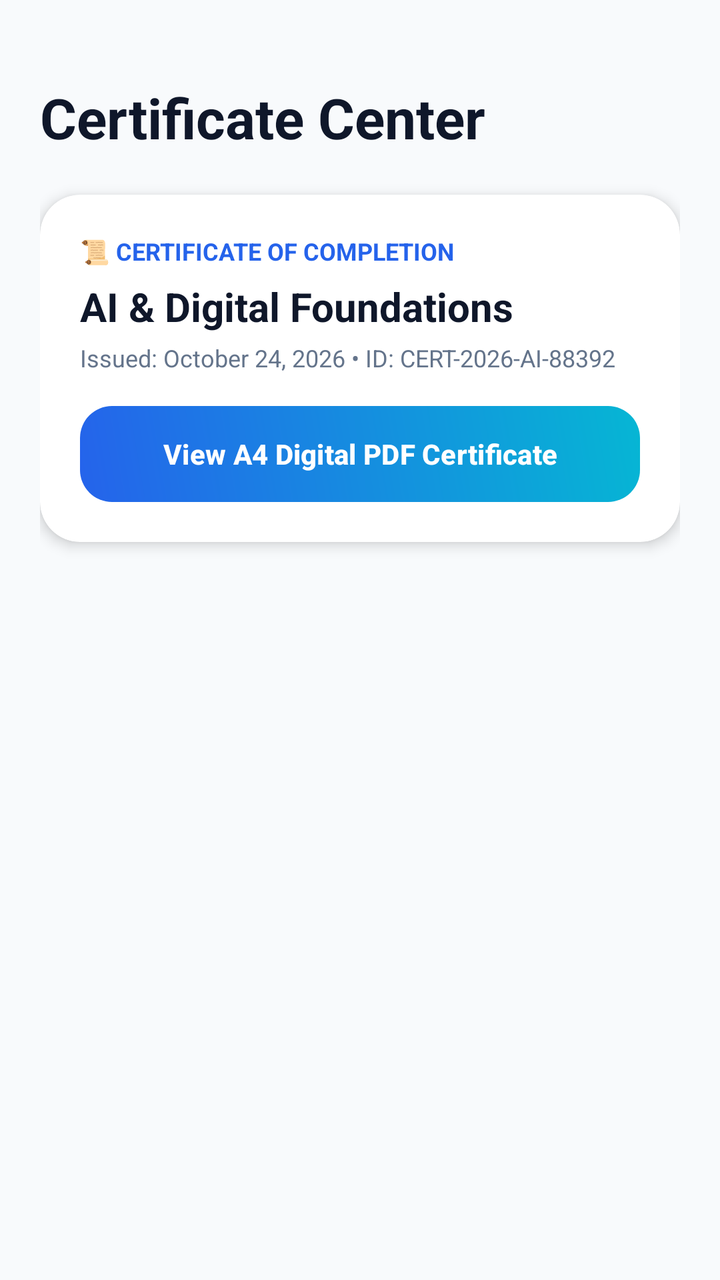
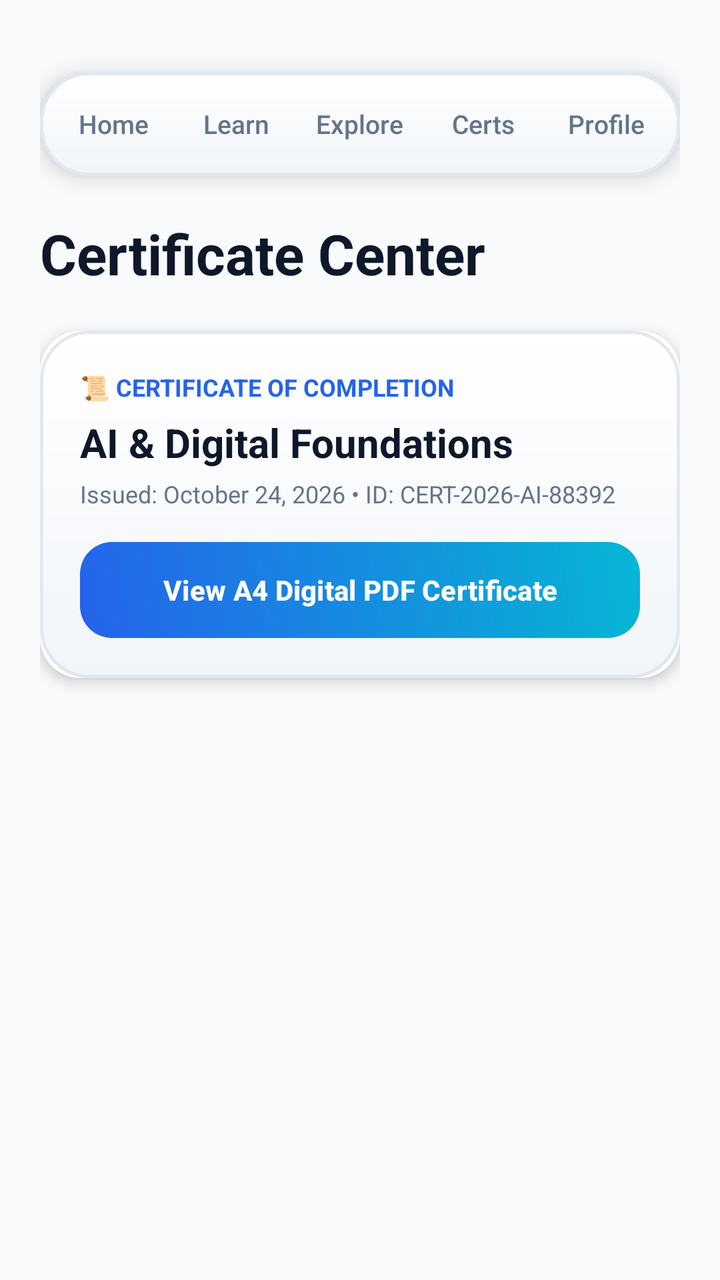

Two renders of the same Android screen: before a commit and after it. Below are the layout's source before the change and the commit's diff.
<!-- AndroidManifest.xml: application theme Theme.CertifAI -->
<!-- res/layout/fragment_certificates.xml -->
<?xml version="1.0" encoding="utf-8"?>
<androidx.constraintlayout.widget.ConstraintLayout xmlns:android="http://schemas.android.com/apk/res/android"
    xmlns:app="http://schemas.android.com/apk/res-auto"
    android:layout_width="match_parent"
    android:layout_height="match_parent"
    android:background="@color/bg_light"
    android:padding="20dp">

    <TextView
        android:id="@+id/tvTitle"
        android:layout_width="0dp"
        android:layout_height="wrap_content"
        android:layout_marginTop="20dp"
        android:text="Certificate Center"
        android:textColor="@color/text_primary_light"
        android:textSize="28sp"
        android:textStyle="bold"
        app:layout_constraintEnd_toEndOf="parent"
        app:layout_constraintStart_toStartOf="parent"
        app:layout_constraintTop_toTopOf="parent" />

    <androidx.cardview.widget.CardView
        android:id="@+id/cardCert1"
        android:layout_width="0dp"
        android:layout_height="wrap_content"
        android:layout_marginTop="20dp"
        app:cardBackgroundColor="@color/surface_light"
        app:cardCornerRadius="20dp"
        app:cardElevation="4dp"
        app:layout_constraintEnd_toEndOf="parent"
        app:layout_constraintStart_toStartOf="parent"
        app:layout_constraintTop_toBottomOf="@id/tvTitle">

        <LinearLayout
            android:layout_width="match_parent"
            android:layout_height="wrap_content"
            android:orientation="vertical"
            android:padding="20dp">

            <TextView
                android:layout_width="wrap_content"
                android:layout_height="wrap_content"
                android:text="📜 CERTIFICATE OF COMPLETION"
                android:textColor="@color/electric_blue"
                android:textSize="12sp"
                android:textStyle="bold" />

            <TextView
                android:layout_width="wrap_content"
                android:layout_height="wrap_content"
                android:layout_marginTop="6dp"
                android:text="AI &amp; Digital Foundations"
                android:textColor="@color/text_primary_light"
                android:textSize="20sp"
                android:textStyle="bold" />

            <TextView
                android:layout_width="wrap_content"
                android:layout_height="wrap_content"
                android:layout_marginTop="4dp"
                android:text="Issued: October 24, 2026 • ID: CERT-2026-AI-88392"
                android:textColor="@color/text_secondary_light"
                android:textSize="12sp" />

            <Button
                android:id="@+id/btnViewCert"
                android:layout_width="match_parent"
                android:layout_height="48dp"
                android:layout_marginTop="16dp"
                android:background="@drawable/bg_primary_button"
                android:text="View A4 Digital PDF Certificate"
                android:textAllCaps="false"
                android:textColor="@color/white"
                android:textSize="14sp"
                android:textStyle="bold"
                app:backgroundTint="@null" />

        </LinearLayout>
    </androidx.cardview.widget.CardView>

</androidx.constraintlayout.widget.ConstraintLayout>
<!-- resources referenced by this layout -->
<resources>
  <color name="bg_light">#F8FAFC</color>
  <color name="electric_blue">#2563EB</color>
  <color name="surface_light">#FFFFFF</color>
  <color name="text_primary_light">#0F172A</color>
  <color name="text_secondary_light">#64748B</color>
  <color name="white">#FFFFFFFF</color>
  <!-- drawable bg_primary_button (drawable) -->
  <?xml version="1.0" encoding="utf-8"?>
  <shape xmlns:android="http://schemas.android.com/apk/res/android"
      android:shape="rectangle">
      <gradient
          android:angle="45"
          android:endColor="@color/cyan_accent"
          android:startColor="@color/electric_blue" />
      <corners android:radius="16dp" />
  </shape>
  <style name="Theme.CertifAI" parent="Base.Theme.CertifAI" />
  <color name="cyan_accent">#06B6D4</color>
  <style name="Base.Theme.CertifAI" parent="Theme.Material3.DayNight.NoActionBar">
          <item name="colorPrimary">@color/electric_blue</item>
          <item name="colorOnPrimary">@color/white</item>
          <item name="colorSecondary">@color/cyan_accent</item>
          <item name="android:statusBarColor">@color/bg_light</item>
          <item name="android:windowLightStatusBar">true</item>
          <item name="android:windowBackground">@color/bg_light</item>
      </style>
</resources>

<!-- the commit's change to res/layout/fragment_certificates.xml (unified diff, before → after) -->
@@ -5,6 +5,16 @@
     android:layout_height="match_parent"
     android:background="@color/bg_light"
     android:padding="20dp">
+
+    <include
+        android:id="@+id/includeTopNav"
+        layout="@layout/view_top_nav"
+        android:layout_width="0dp"
+        android:layout_height="52dp"
+        android:layout_marginTop="16dp"
+        app:layout_constraintEnd_toEndOf="parent"
+        app:layout_constraintStart_toStartOf="parent"
+        app:layout_constraintTop_toTopOf="parent" />
 
     <TextView
         android:id="@+id/tvTitle"
@@ -17,7 +27,7 @@
         android:textStyle="bold"
         app:layout_constraintEnd_toEndOf="parent"
         app:layout_constraintStart_toStartOf="parent"
-        app:layout_constraintTop_toTopOf="parent" />
+        app:layout_constraintTop_toBottomOf="@id/includeTopNav" />
 
     <androidx.cardview.widget.CardView
         android:id="@+id/cardCert1"
@@ -34,6 +44,7 @@
         <LinearLayout
             android:layout_width="match_parent"
             android:layout_height="wrap_content"
+            android:background="@drawable/bg_glossy_surface"
             android:orientation="vertical"
             android:padding="20dp">
 
@@ -79,3 +90,70 @@
     </androidx.cardview.widget.CardView>
 
 </androidx.constraintlayout.widget.ConstraintLayout>
+<!-- res/layout/view_top_nav.xml (included above) -->
+<?xml version="1.0" encoding="utf-8"?>
+<LinearLayout xmlns:android="http://schemas.android.com/apk/res/android"
+    android:id="@+id/llTopNavTabs"
+    android:layout_width="match_parent"
+    android:layout_height="52dp"
+    android:background="@drawable/bg_glossy_surface"
+    android:elevation="6dp"
+    android:gravity="center"
+    android:orientation="horizontal"
+    android:padding="6dp">
+
+    <TextView
+        android:id="@+id/tabHome"
+        android:layout_width="0dp"
+        android:layout_height="match_parent"
+        android:layout_weight="1"
+        android:fontFamily="sans-serif-medium"
+        android:gravity="center"
+        android:text="Home"
+        android:textColor="@color/text_secondary_light"
+        android:textSize="13sp" />
+
+    <TextView
+        android:id="@+id/tabLearn"
+        android:layout_width="0dp"
+        android:layout_height="match_parent"
+        android:layout_weight="1"
+        android:fontFamily="sans-serif-medium"
+        android:gravity="center"
+        android:text="Learn"
+        android:textColor="@color/text_secondary_light"
+        android:textSize="13sp" />
+
+    <TextView
+        android:id="@+id/tabExplore"
+        android:layout_width="0dp"
+        android:layout_height="match_parent"
+        android:layout_weight="1"
+        android:fontFamily="sans-serif-medium"
+        android:gravity="center"
+        android:text="Explore"
+        android:textColor="@color/text_secondary_light"
+        android:textSize="13sp" />
+
+    <TextView
+        android:id="@+id/tabCertificates"
+        android:layout_width="0dp"
+        android:layout_height="match_parent"
+        android:layout_weight="1"
+        android:fontFamily="sans-serif-medium"
+        android:gravity="center"
+        android:text="Certs"
+        android:textColor="@color/text_secondary_light"
+        android:textSize="13sp" />
+
+    <TextView
+        android:id="@+id/tabProfile"
+        android:layout_width="0dp"
+        android:layout_height="match_parent"
+        android:layout_weight="1"
+        android:fontFamily="sans-serif-medium"
+        android:gravity="center"
+        android:text="Profile"
+        android:textColor="@color/text_secondary_light"
+        android:textSize="13sp" />
+</LinearLayout>
<!-- resource entries referenced after the edit -->
@@ -6,6 +6,20 @@
   <color name="text_primary_light">#0F172A</color>
   <color name="text_secondary_light">#64748B</color>
   <color name="white">#FFFFFFFF</color>
+  <!-- drawable bg_glossy_surface (drawable) -->
+  <?xml version="1.0" encoding="utf-8"?>
+  <shape xmlns:android="http://schemas.android.com/apk/res/android"
+      android:shape="rectangle">
+      <gradient
+          android:angle="270"
+          android:endColor="#F1F5F9"
+          android:startColor="#FFFFFF"
+          android:type="linear" />
+      <corners android:radius="24dp" />
+      <stroke
+          android:width="1.5dp"
+          android:color="#E2E8F0" />
+  </shape>
   <!-- drawable bg_primary_button (drawable) -->
   <?xml version="1.0" encoding="utf-8"?>
   <shape xmlns:android="http://schemas.android.com/apk/res/android"
